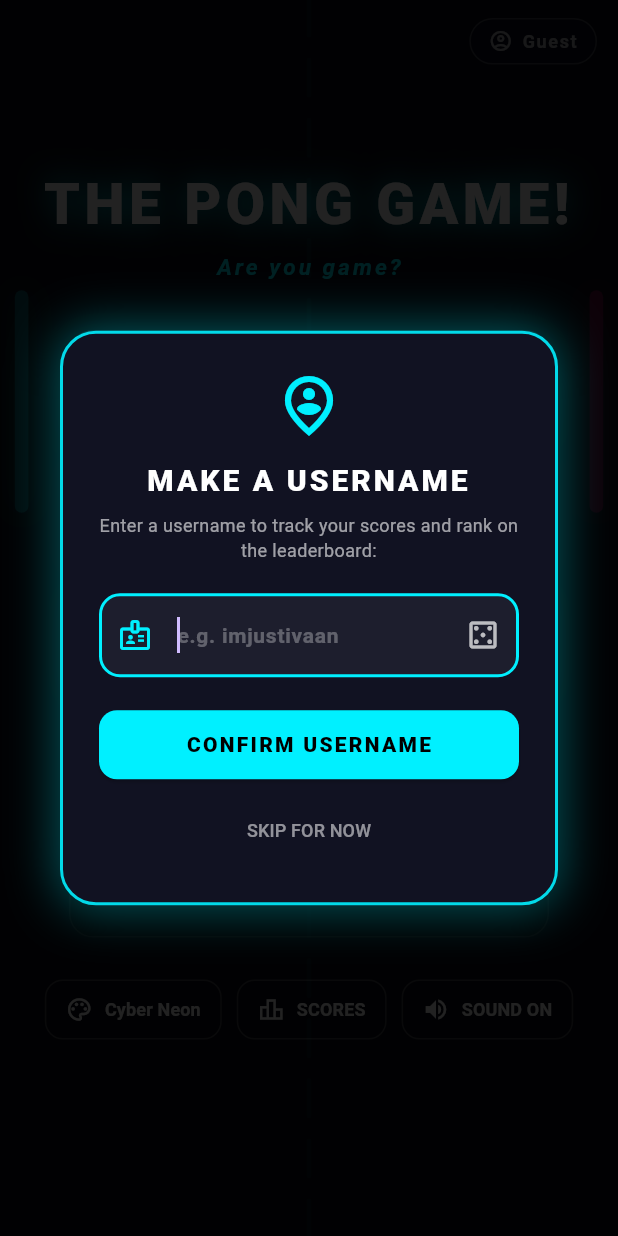
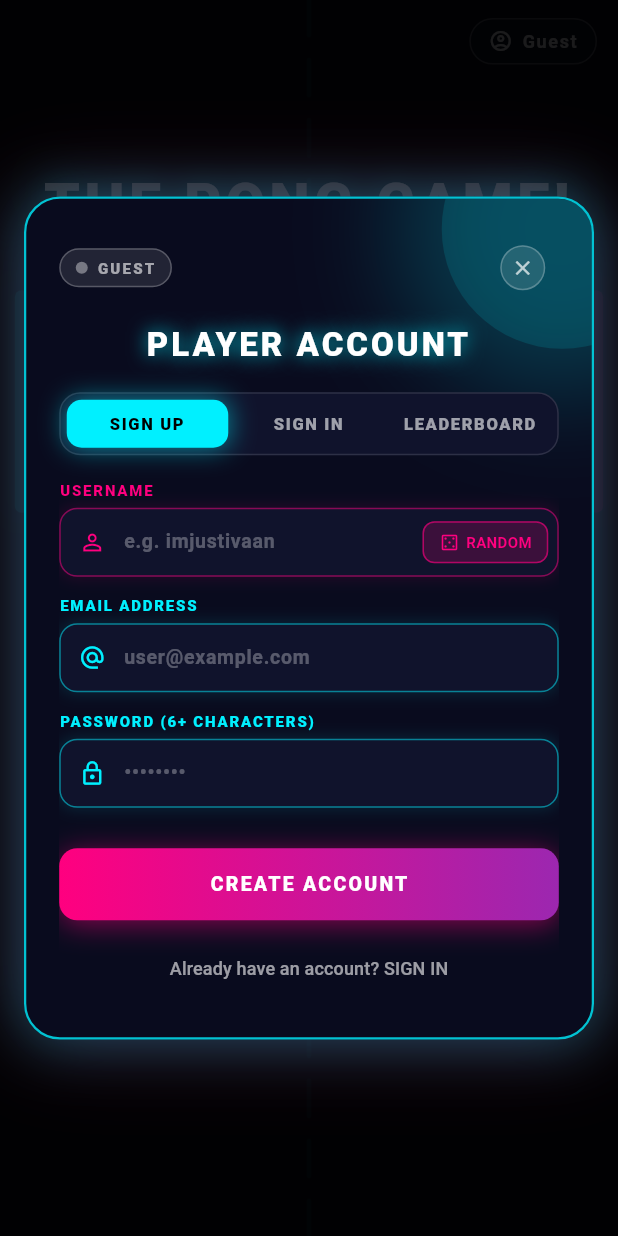
Before and after one commit to ImJustIvaan/PongGame, a Flutter app: the screen it shows after launch, after a tap on "SCORES", on a phone screen of 412 x 824 dp. Run offline on Flutter 3.47's test engine with Material 3 defaults, Android fonts, the phone set to English and light mode, and no system bars; our stand-ins replace flutter_dotenv, shared_preferences, supabase_flutter; accounts and stored records are empty.

Commit message:
fix: remove isolated username popup, require email+password with username, and enforce strict sign-in credential verification

```diff
--- a/lib/screens/account_dialog.dart
+++ b/lib/screens/account_dialog.dart
@@ -134,12 +134,23 @@
     });
 
     if (!_supabase.isConfigured) {
-      final username = email.split('@').first;
-      await StorageService.instance.saveUsername(username);
+      final isValid = StorageService.instance.validateLocalCredentials(
+        email: email,
+        password: password,
+      );
+      if (!isValid) {
+        setState(() {
+          _isLoading = false;
+          _errorMessage = 'Invalid email or password. Please create an account first.';
+        });
+        return;
+      }
+
       await StorageService.instance.setLoggedIn(true);
+      final username = StorageService.instance.getUsername() ?? email.split('@').first;
       setState(() {
         _isLoading = false;
-        _successMessage = 'Logged in as $username';
+        _successMessage = 'Welcome back, $username!';
       });
       _rebuildTabController();
       return;
@@ -188,13 +199,16 @@
       _errorMessage = null;
     });
 
-    await StorageService.instance.saveUsername(username);
-    await StorageService.instance.setLoggedIn(true);
+    await StorageService.instance.saveLocalAccount(
+      username: username,
+      email: email,
+      password: password,
+    );
 
     if (!_supabase.isConfigured) {
       setState(() {
         _isLoading = false;
-        _successMessage = 'Account created for $username';
+        _successMessage = 'Account created for $username!';
       });
       _rebuildTabController();
       return;
@@ -457,8 +471,8 @@
                                     _buildLeaderboardView(glowColor),
                                   ]
                                 : [
+                                    _buildSignUpView(glowColor, accentPink),
                                     _buildSignInView(glowColor),
-                                    _buildSignUpView(glowColor, accentPink),
                                     _buildLeaderboardView(glowColor),
                                   ],
                           ),
@@ -481,7 +495,7 @@
       builder: (context, _) {
         final tabs = _isLoggedIn
             ? ['PROFILE & STATS', 'LEADERBOARD']
-            : ['SIGN IN', 'SIGN UP', 'LEADERBOARD'];
+            : ['SIGN UP', 'SIGN IN', 'LEADERBOARD'];
 
         return Container(
           padding: const EdgeInsets.all(4),
@@ -595,7 +609,7 @@
         const SizedBox(height: 8),
         Center(
           child: TextButton(
-            onPressed: () => _tabController.animateTo(0),
+            onPressed: () => _tabController.animateTo(1),
             child: const Text(
               'Already have an account? SIGN IN',
               style: TextStyle(color: Colors.white60, fontSize: 12),
@@ -638,7 +652,7 @@
         const SizedBox(height: 8),
         Center(
           child: TextButton(
-            onPressed: () => _tabController.animateTo(1),
+            onPressed: () => _tabController.animateTo(0),
             child: const Text(
               'Need an account? SIGN UP',
               style: TextStyle(color: Colors.white60, fontSize: 12),
@@ -735,7 +749,7 @@
           ),
 
         Text(
-          _supabase.currentUser?.email ?? 'Active Player Profile',
+          _supabase.currentUser?.email ?? StorageService.instance.getSavedEmail() ?? 'Active Player Profile',
           style: const TextStyle(color: Colors.white54, fontSize: 11),
         ),
         const SizedBox(height: 14),
--- a/lib/screens/main_menu_screen.dart
+++ b/lib/screens/main_menu_screen.dart
@@ -1,5 +1,4 @@
 import '../utils/user_utils.dart';
-import '../widgets/username_prompt_dialog.dart';
 import 'package:flutter/material.dart';
 import 'package:flutter/scheduler.dart';
 import '../game/game_theme.dart';
@@ -37,10 +36,7 @@
     _soundEnabled = StorageService.instance.getSoundEnabled();
     SoundService.instance.isMuted = !_soundEnabled;
 
-    // Check if player hasn't set a username yet
-    WidgetsBinding.instance.addPostFrameCallback((_) {
-      _checkFirstTimeUsername();
-    });
+
 
     // Attract mode background demo (AI vs AI playing)
     _attractEngine = PongEngine(mode: GameMode.attractMode);
@@ -77,20 +73,7 @@
     );
   }
 
-  void _checkFirstTimeUsername() async {
-    final username = StorageService.instance.getUsername();
-    if (username == null || username.trim().isEmpty) {
-      if (!SupabaseService.instance.isLoggedIn && mounted) {
-        await UsernamePromptDialog.show(context, _theme);
-        if (mounted) setState(() {});
-      }
-    }
-  }
 
-  void _editUsername() async {
-    await UsernamePromptDialog.show(context, _theme);
-    if (mounted) setState(() {});
-  }
 
   @override
   Widget build(BuildContext context) {
@@ -251,7 +234,10 @@
                       await AccountDialog.show(context, _theme);
                       setState(() {});
                     },
-                    onLongPress: _editUsername,
+                    onLongPress: () async {
+                      await AccountDialog.show(context, _theme);
+                      setState(() {});
+                    },
                     child: Container(
                       padding: const EdgeInsets.symmetric(horizontal: 12, vertical: 6),
                       decoration: BoxDecoration(
--- a/lib/services/storage_service.dart
+++ b/lib/services/storage_service.dart
@@ -3,6 +3,29 @@
 import '../game/pong_engine.dart';
 
 class StorageService {
+  String? getSavedEmail() => _prefs?.getString('auth_email');
+  String? getSavedPassword() => _prefs?.getString('auth_password');
+
+  Future<void> saveLocalAccount({
+    required String username,
+    required String email,
+    required String password,
+  }) async {
+    await _prefs?.setString('player_username', username.trim());
+    await _prefs?.setString('auth_email', email.trim().toLowerCase());
+    await _prefs?.setString('auth_password', password);
+    await setLoggedIn(true);
+  }
+
+  bool validateLocalCredentials({
+    required String email,
+    required String password,
+  }) {
+    final savedEmail = getSavedEmail();
+    final savedPassword = getSavedPassword();
+    if (savedEmail == null || savedPassword == null) return false;
+    return savedEmail.toLowerCase() == email.trim().toLowerCase() && savedPassword == password;
+  }
   bool isLoggedIn() => _prefs?.getBool('is_logged_in') ?? false;
 
   Future<void> setLoggedIn(bool value) async {
--- a/lib/widgets/username_prompt_dialog.dart
+++ /dev/null
@@ -1,180 +0,0 @@
-import 'dart:math';
-import 'package:flutter/material.dart';
-import '../game/game_theme.dart';
-import '../services/storage_service.dart';
-
-class UsernamePromptDialog extends StatefulWidget {
-  final PongTheme theme;
-
-  const UsernamePromptDialog({super.key, required this.theme});
-
-  static Future<String?> show(BuildContext context, PongTheme theme) {
-    return showDialog<String>(
-      context: context,
-      barrierDismissible: false,
-      barrierColor: Colors.black87,
-      builder: (_) => UsernamePromptDialog(theme: theme),
-    );
-  }
-
-  @override
-  State<UsernamePromptDialog> createState() => _UsernamePromptDialogState();
-}
-
-class _UsernamePromptDialogState extends State<UsernamePromptDialog> {
-  final TextEditingController _controller = TextEditingController();
-  String? _error;
-
-  static const List<String> _randomNames = [
-    'CYBER_PADDLE',
-    'NEON_VIPER',
-    'PONG_ACE',
-    'RETRO_STRIKE',
-    'ARCADE_HERO',
-    'QUANTUM_SPIN',
-    'SHADOW_HIT',
-    'HYPER_BALL',
-    'PADDLE_KING',
-    'TURBO_RALLY',
-  ];
-
-  @override
-  void initState() {
-    super.initState();
-    final existing = StorageService.instance.getUsername();
-    if (existing != null && existing.isNotEmpty) {
-      _controller.text = existing;
-    }
-  }
-
-  @override
-  void dispose() {
-    _controller.dispose();
-    super.dispose();
-  }
-
-  void _generateRandom() {
-    final rand = _randomNames[Random().nextInt(_randomNames.length)];
-    final suffix = Random().nextInt(99) + 1;
-    setState(() {
-      _controller.text = '$rand$suffix';
-      _error = null;
-    });
-  }
-
-  void _submit() async {
-    final name = _controller.text.trim();
-    if (name.isEmpty) {
-      setState(() => _error = 'Please enter a username or click Random.');
-      return;
-    }
-    if (name.length < 2) {
-      setState(() => _error = 'Username must be at least 2 characters.');
-      return;
-    }
-
-    await StorageService.instance.saveUsername(name);
-    if (mounted) {
-      Navigator.of(context).pop(name);
-    }
-  }
-
-  @override
-  Widget build(BuildContext context) {
-    return Dialog(
-      backgroundColor: Colors.transparent,
-      child: Container(
-        width: 360,
-        padding: const EdgeInsets.all(24),
-        decoration: BoxDecoration(
-          color: const Color(0xFF111222),
-          borderRadius: BorderRadius.circular(24),
-          border: Border.all(color: widget.theme.paddle1Color.withValues(alpha: 0.9), width: 2),
-          boxShadow: [
-            BoxShadow(
-              color: widget.theme.paddle1Color.withValues(alpha: 0.35),
-              blurRadius: 28,
-              spreadRadius: 2,
-            ),
-          ],
-        ),
-        child: Column(
-          mainAxisSize: MainAxisSize.min,
-          children: [
-            Icon(Icons.person_pin_circle_outlined, size: 48, color: widget.theme.paddle1Color),
-            const SizedBox(height: 12),
-            Text(
-              'MAKE A USERNAME',
-              textAlign: TextAlign.center,
-              style: TextStyle(
-                color: widget.theme.ballColor,
-                fontSize: 20,
-                fontWeight: FontWeight.w900,
-                letterSpacing: 2,
-              ),
-            ),
-            const SizedBox(height: 6),
-            const Text(
-              'Enter a username to track your scores and rank on the leaderboard:',
-              textAlign: TextAlign.center,
-              style: TextStyle(color: Colors.white60, fontSize: 12, height: 1.4),
-            ),
-            const SizedBox(height: 20),
-            TextField(
-              controller: _controller,
-              autofocus: true,
-              style: TextStyle(color: widget.theme.ballColor, fontWeight: FontWeight.bold, fontSize: 16),
-              decoration: InputDecoration(
-                hintText: 'e.g. imjustivaan',
-                hintStyle: const TextStyle(color: Colors.white30, fontSize: 14),
-                prefixIcon: Icon(Icons.badge_outlined, color: widget.theme.paddle1Color),
-                suffixIcon: IconButton(
-                  tooltip: 'Random Username',
-                  icon: const Icon(Icons.casino_outlined, color: Colors.white70),
-                  onPressed: _generateRandom,
-                ),
-                filled: true,
-                fillColor: Colors.white.withValues(alpha: 0.05),
-                border: OutlineInputBorder(borderRadius: BorderRadius.circular(14), borderSide: BorderSide.none),
-                focusedBorder: OutlineInputBorder(
-                  borderRadius: BorderRadius.circular(14),
-                  borderSide: BorderSide(color: widget.theme.paddle1Color, width: 2),
-                ),
-              ),
-              onSubmitted: (_) => _submit(),
-            ),
-            if (_error != null) ...[
-              const SizedBox(height: 8),
-              Text(_error!, style: const TextStyle(color: Colors.redAccent, fontSize: 12)),
-            ],
-            const SizedBox(height: 22),
-            SizedBox(
-              width: double.infinity,
-              height: 46,
-              child: ElevatedButton(
-                style: ElevatedButton.styleFrom(
-                  backgroundColor: widget.theme.paddle1Color,
-                  foregroundColor: Colors.black,
-                  shape: RoundedRectangleBorder(borderRadius: BorderRadius.circular(12)),
-                ),
-                onPressed: _submit,
-                child: const Text(
-                  'CONFIRM USERNAME',
-                  style: TextStyle(fontWeight: FontWeight.w900, letterSpacing: 1.5, fontSize: 14),
-                ),
-              ),
-            ),
-            const SizedBox(height: 10),
-            TextButton(
-              onPressed: () {
-                // Skip / play as guest
-                Navigator.of(context).pop();
-              },
-              child: const Text('SKIP FOR NOW', style: TextStyle(color: Colors.white54, fontSize: 12)),
-            ),
-          ],
-        ),
-      ),
-    );
-  }
-}
```
Also changed, not shown: vercel.json.
